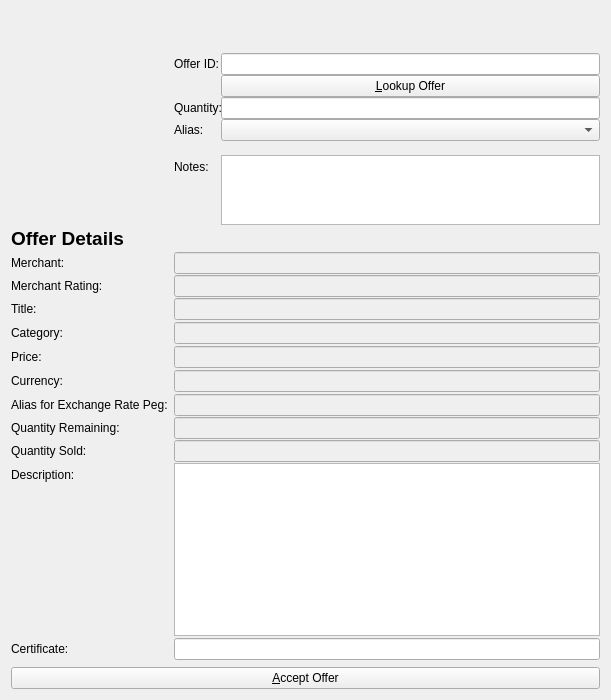
First picture: the form in src/qt/forms/acceptandpayofferlistpage.ui, repository willyko/syscoin2, before the edit.
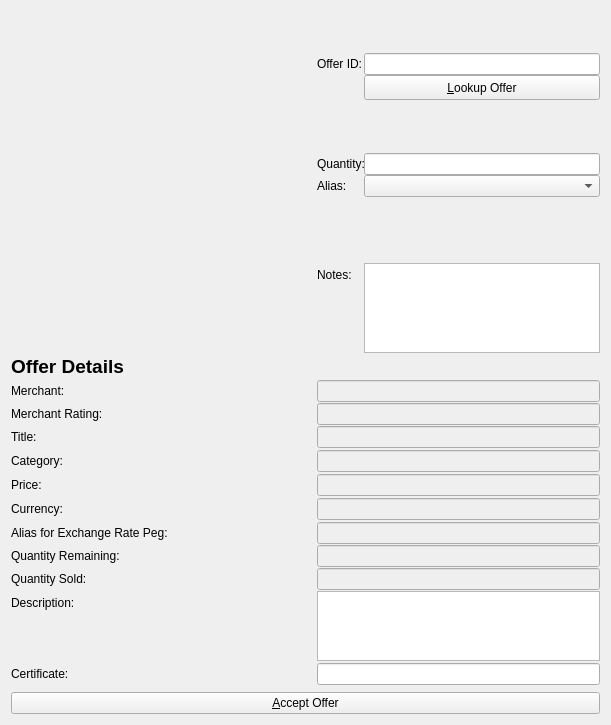
Second picture: the form after the edit.

Commit message: set some mins

What changed in the file:
```diff
--- a/src/qt/forms/acceptandpayofferlistpage.ui
+++ b/src/qt/forms/acceptandpayofferlistpage.ui
@@ -56,10 +56,16 @@
          <verstretch>0</verstretch>
         </sizepolicy>
        </property>
+       <property name="minimumSize">
+        <size>
+         <width>300</width>
+         <height>300</height>
+        </size>
+       </property>
        <property name="maximumSize">
         <size>
-         <width>280</width>
-         <height>280</height>
+         <width>300</width>
+         <height>300</height>
         </size>
        </property>
        <property name="baseSize">
@@ -111,6 +117,12 @@
        </item>
        <item row="1" column="1">
         <widget class="QLineEdit" name="offeridEdit">
+         <property name="minimumSize">
+          <size>
+           <width>0</width>
+           <height>20</height>
+          </size>
+         </property>
          <property name="toolTip">
           <string>The value associated with this offer.</string>
          </property>
@@ -118,6 +130,12 @@
        </item>
        <item row="2" column="1">
         <widget class="QPushButton" name="lookupButton">
+         <property name="minimumSize">
+          <size>
+           <width>0</width>
+           <height>25</height>
+          </size>
+         </property>
          <property name="toolTip">
           <string>Lookup the OfferID from the blockchain DB</string>
          </property>
@@ -126,42 +144,62 @@
          </property>
         </widget>
        </item>
-       <item row="3" column="0">
+       <item row="4" column="0">
         <widget class="QLabel" name="label_2">
          <property name="text">
           <string>Quantity:</string>
          </property>
         </widget>
        </item>
-       <item row="3" column="1">
-        <widget class="QLineEdit" name="qtyEdit"/>
+       <item row="4" column="1">
+        <widget class="QLineEdit" name="qtyEdit">
+         <property name="minimumSize">
+          <size>
+           <width>0</width>
+           <height>20</height>
+          </size>
+         </property>
+        </widget>
        </item>
-       <item row="4" column="0">
+       <item row="5" column="0">
         <widget class="QLabel" name="aliasLabel">
          <property name="text">
           <string>Alias:</string>
          </property>
         </widget>
        </item>
-       <item row="4" column="1">
-        <widget class="QComboBox" name="aliasEdit"/>
-       </item>
        <item row="5" column="1">
+        <widget class="QComboBox" name="aliasEdit">
+         <property name="minimumSize">
+          <size>
+           <width>0</width>
+           <height>20</height>
+          </size>
+         </property>
+        </widget>
+       </item>
+       <item row="6" column="1">
         <widget class="QLabel" name="aliasDisclaimer">
          <property name="text">
           <string/>
          </property>
         </widget>
        </item>
-       <item row="6" column="0">
+       <item row="8" column="0">
         <widget class="QLabel" name="label_11">
          <property name="text">
           <string>Notes:</string>
          </property>
         </widget>
        </item>
-       <item row="6" column="1">
+       <item row="8" column="1">
         <widget class="QPlainTextEdit" name="notesEdit">
+         <property name="minimumSize">
+          <size>
+           <width>0</width>
+           <height>75</height>
+          </size>
+         </property>
          <property name="maximumSize">
           <size>
            <width>16777215</width>
@@ -170,6 +208,32 @@
          </property>
         </widget>
        </item>
+       <item row="7" column="1">
+        <spacer name="verticalSpacer">
+         <property name="orientation">
+          <enum>Qt::Vertical</enum>
+         </property>
+         <property name="sizeHint" stdset="0">
+          <size>
+           <width>20</width>
+           <height>40</height>
+          </size>
+         </property>
+        </spacer>
+       </item>
+       <item row="3" column="1">
+        <spacer name="verticalSpacer_2">
+         <property name="orientation">
+          <enum>Qt::Vertical</enum>
+         </property>
+         <property name="sizeHint" stdset="0">
+          <size>
+           <width>20</width>
+           <height>40</height>
+          </size>
+         </property>
+        </spacer>
+       </item>
       </layout>
      </item>
      <item row="5" column="0">
@@ -343,6 +407,12 @@
        <property name="enabled">
         <bool>true</bool>
        </property>
+       <property name="minimumSize">
+        <size>
+         <width>0</width>
+         <height>70</height>
+        </size>
+       </property>
        <property name="maximumSize">
         <size>
          <width>16777215</width>
```
